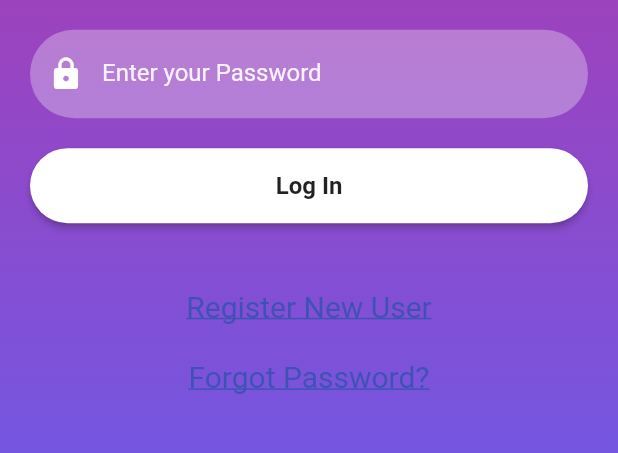
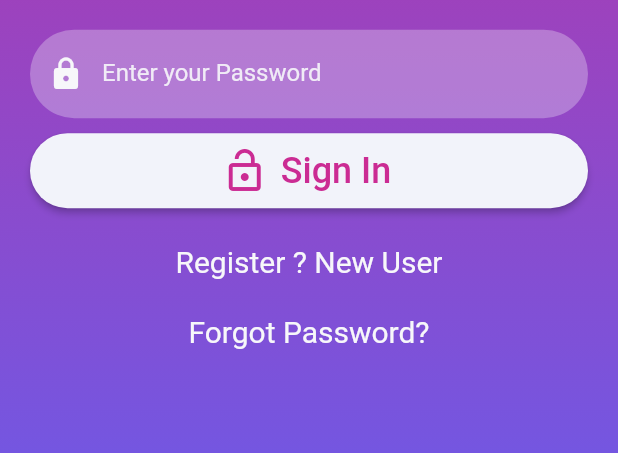
Before and after one commit to shamiitltd/school-erp, a Flutter app: the screen it shows after launch, on a phone screen of 412 x 824 dp, the part 531-984 px from its top. Run offline on Flutter 3.47's test engine with Material 2 defaults, Android fonts, the phone set to English and light mode, and no system bars; our stand-ins replace dio, email_validator, firebase_auth, firebase_core, firebase_database, flutter_compass and 6 more; missing offline and left inert: flutter_polyline_points, motion_sensors; accounts and stored records are empty.

Commit message:
//Colors add purple and blue // edit LoginWidget.dart //changes complete

```diff
--- a/lib/config/Colors.dart
+++ b/lib/config/Colors.dart
@@ -11,6 +11,9 @@ const Color mapSliderInActiveColor = Color(0xFFF7F7FA);
 const Color loginColor1 = Color(0xFFCB2B93);
 const Color loginColor2 = Color(0xFF9546C4);
 const Color loginColor3 = Color(0xFF5E61F4);
+const Color loginIconColor = Color(0xFFF7F7FA);
+const Color loginButtonColor = Color(0xFFF2F3FA);
+const Color loginTextColor = Color(0xFFF2F3FA);
 
 
 int bnBarColor = 200;
--- a/lib/domain/authentication/widgets/LoginWidget.dart
+++ b/lib/domain/authentication/widgets/LoginWidget.dart
@@ -33,7 +33,6 @@ class _LoginWidgetState extends State<LoginWidget> {
       body: Form(
         key: _formKey,
         child: Container(
-
           width: MediaQuery.of(context).size.width,
           height: MediaQuery.of(context).size.height,
           decoration: const BoxDecoration(
@@ -54,15 +53,15 @@ class _LoginWidgetState extends State<LoginWidget> {
                   TextFormField(
                     controller: emailController,
                     textInputAction: TextInputAction.next,
-                    cursorColor: Colors.white,
-                    style: TextStyle(color: Colors.white.withOpacity(0.9)),
+                    cursorColor: loginIconColor,
+                    style: TextStyle(color: loginIconColor.withOpacity(0.9)),
                     decoration: InputDecoration(
-                      prefixIcon:const Icon(Icons.person_outline,color: Colors.white,),
+                      prefixIcon:const Icon(Icons.person_outline,color: loginIconColor,),
                         labelText: 'Enter your email',
-                      labelStyle: TextStyle(color: Colors.white.withOpacity(0.9)),
+                      labelStyle: TextStyle(color: loginIconColor.withOpacity(0.9)),
                       filled: true,
                       floatingLabelBehavior: FloatingLabelBehavior.never,
-                      fillColor: Colors.white.withOpacity(0.3),
+                      fillColor: loginIconColor.withOpacity(0.3),
                       border: OutlineInputBorder(borderRadius: BorderRadius.circular(30.0),
                       borderSide: const BorderSide(width: 0,style: BorderStyle.none)),
                     ),
@@ -77,15 +76,15 @@ class _LoginWidgetState extends State<LoginWidget> {
                   TextFormField(
                     controller: passwordController,
                     textInputAction: TextInputAction.next,
-                    cursorColor: Colors.white,
-                    style: TextStyle(color: Colors.white.withOpacity(0.9)),
+                    cursorColor: loginIconColor,
+                    style: TextStyle(color: loginIconColor.withOpacity(0.9)),
                     decoration: InputDecoration(
-                      prefixIcon:const Icon(Icons.lock,color: Colors.white,),
+                      prefixIcon:const Icon(Icons.lock,color: loginIconColor,),
                         labelText: 'Enter your Password',
-                      labelStyle: TextStyle(color: Colors.white.withOpacity(0.9)),
+                      labelStyle: TextStyle(color: loginIconColor.withOpacity(0.9)),
                       filled: true,
                       floatingLabelBehavior: FloatingLabelBehavior.never,
-                      fillColor: Colors.white.withOpacity(0.3),
+                      fillColor: loginIconColor.withOpacity(0.3),
                       border: OutlineInputBorder(borderRadius: BorderRadius.circular(30.0),
                           borderSide: const BorderSide(width: 0,style: BorderStyle.none)),
                     ),
@@ -98,16 +97,32 @@ class _LoginWidgetState extends State<LoginWidget> {
                     },
                   ),
                   const SizedBox(height: 10),
-                  SignInSignUpButton(context, true, (){
+                  ElevatedButton.icon(
+                      style: ElevatedButton.styleFrom(
+                          minimumSize: const Size.fromHeight(50),
+                        shape: RoundedRectangleBorder(borderRadius: BorderRadius.circular(30)),
+                        backgroundColor: loginButtonColor,
 
-                  }),
+                      ),
+                      onPressed: () {
+                        if (_formKey.currentState!.validate()) {
+                          _formKey.currentState!.save();
+                          signIn();
+                          // Submit form data here...
+                        }
+                      },
+                      icon: const Icon(Icons.lock_open, size: 32,color: loginColor1,),
+                      label: const Text(
+                        'Sign In',
+                        style: TextStyle(fontSize: 24,color: loginColor1),
+                      )
+                  ),
                   const SizedBox(height: 24),
                   GestureDetector(
-                    child: Text(
-                      'Register New User',
+                    child: const Text(
+                      'Register ? New User',
                       style: TextStyle(
-                          decoration: TextDecoration.underline,
-                          color: Theme.of(context).colorScheme.secondary,
+                          color: loginIconColor,
                           fontSize: 20
                       ),
                     ),
@@ -120,11 +135,10 @@ class _LoginWidgetState extends State<LoginWidget> {
                   ),
                   const SizedBox(height: 24),
                   GestureDetector(
-                    child: Text(
+                    child: const Text(
                       'Forgot Password?',
                       style: TextStyle(
-                          decoration: TextDecoration.underline,
-                          color: Theme.of(context).colorScheme.secondary,
+                          color: loginIconColor,
                           fontSize: 20
                       ),
                     ),
```
